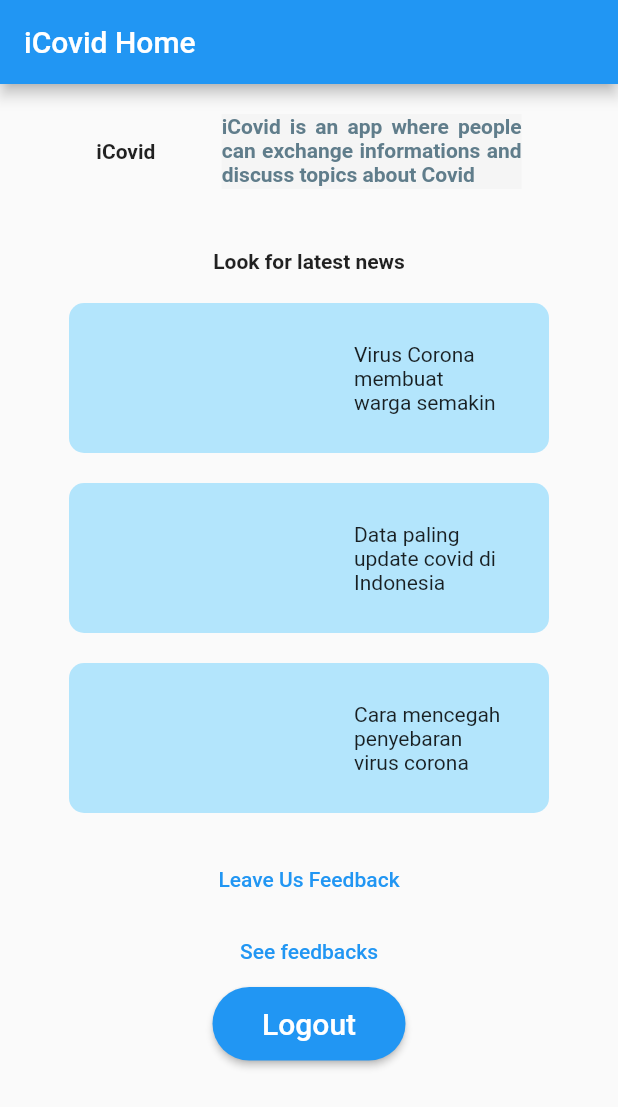
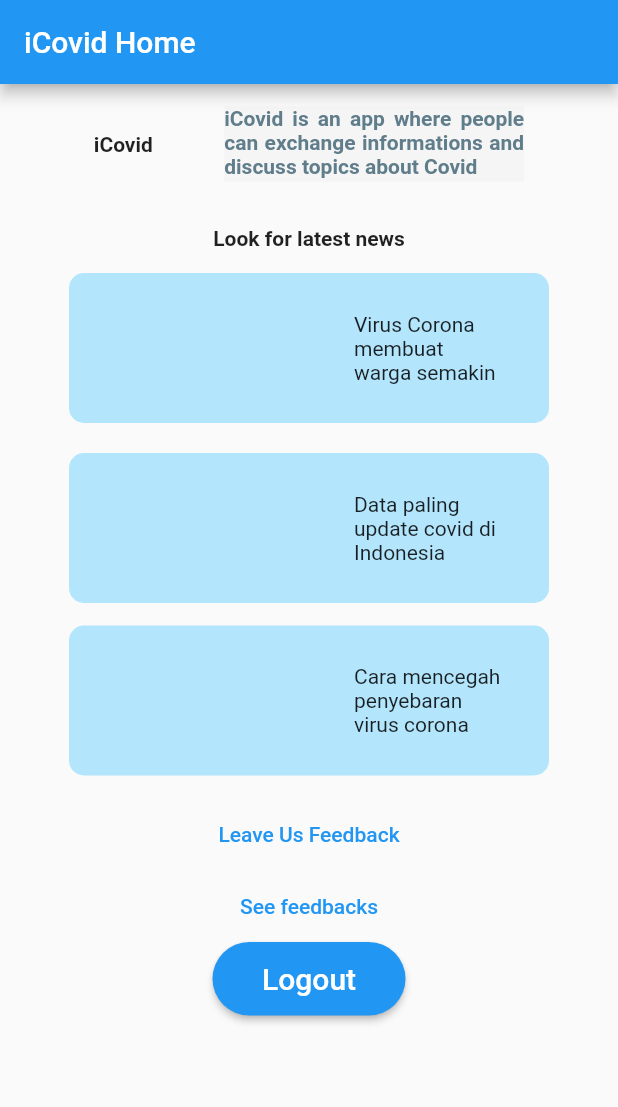
Before and after one commit to stevennovaryo/icovid_app, a Flutter app: the FormPage screen opened directly, after a tap on "Back", on a phone screen of 412 x 824 dp. Shown: the top 1107 px of the screen. Run offline on Flutter 3.47's test engine with Material 2 defaults, Android fonts, the phone set to English and light mode, and no system bars.

Commit message:
update on url

```diff
--- a/lib/modules/home/screen/add_data.dart
+++ b/lib/modules/home/screen/add_data.dart
@@ -4,7 +4,7 @@ import 'package:icovid_app/modules/home/screen/feedbacklist.dart' ;
 
 Future<dynamic> addNewFeedback(Feedbackk feedbackData) async {
   var url = Uri.parse(
-      'http://127.0.0.1:8000/home/add-data');
+      'https://icovid-id.herokuapp.com/home/add-data');
   var response = await http.post(url,
       headers: {
         "Access-Control_Allow_Origin": "*",
--- a/lib/modules/home/screen/home.dart
+++ b/lib/modules/home/screen/home.dart
@@ -81,7 +81,7 @@ class _MyHomePageState extends State<MyHomePage> {
             ),
             body:Container(
               child: Padding(
-                padding: const EdgeInsets.all(20.0),
+                padding: const EdgeInsets.all(15.0),
                 child: Column(children: <Widget>[
                   Row(
                       mainAxisAlignment: MainAxisAlignment.spaceEvenly,
@@ -104,7 +104,7 @@ class _MyHomePageState extends State<MyHomePage> {
                             )),
                       ]),
                   Container(
-                      margin: const EdgeInsets.only(top: 40.0, bottom: 20.0),
+                      margin: const EdgeInsets.only(top: 30.0, bottom: 15.0),
                       child: Center(
                           child: Text("Look for latest news",
                               style: TextStyle(
@@ -137,7 +137,7 @@ class _MyHomePageState extends State<MyHomePage> {
                           //child: new Image.asset('assets/virus.jpg'),
                         ),
                         Container(
-                          margin: const EdgeInsets.only(bottom: 20.0),
+                          margin: const EdgeInsets.only(bottom: 15.0),
                           decoration: BoxDecoration(
                             color: Colors.lightBlue[100],
                             borderRadius: BorderRadius.all(Radius.circular(10)),
@@ -161,7 +161,7 @@ class _MyHomePageState extends State<MyHomePage> {
                           //child: new Image.asset('assets/virus.jpg'),
                         ),
                         Container(
-                          margin: const EdgeInsets.only(bottom: 20.0),
+                          margin: const EdgeInsets.only(bottom: 15.0),
                           decoration: BoxDecoration(
                             color: Colors.lightBlue[100],
                             borderRadius: BorderRadius.all(Radius.circular(10)),
@@ -172,7 +172,7 @@ class _MyHomePageState extends State<MyHomePage> {
                             Container(
                                 margin: const EdgeInsets.only(left: 20.0),
                                 width: 150,
-                                height: 120,
+                                height: 100,
                                 ),
                             Container(
                                 margin: const EdgeInsets.only(left: 20.0),
```
Also changed, not shown: lib/modules/home/screen/formulir.dart (+4 -4 lines), 6 other files.
